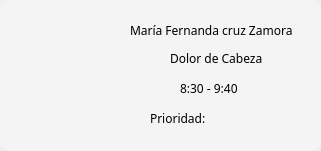
Before: the Qt Designer form hospital-Core/Widgets/Medico/medico_tarjeta_citarechazada.ui in MrDanielG/Hospital-SCRUM, drawn with Qt 5.
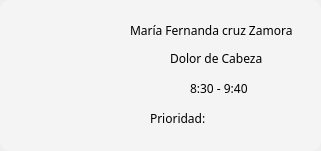
After: the same form once the commit is applied. Icons and pictures are not drawn.

```diff
--- a/hospital-Core/Widgets/Medico/medico_tarjeta_citarechazada.ui
+++ b/hospital-Core/Widgets/Medico/medico_tarjeta_citarechazada.ui
@@ -70,7 +70,7 @@
   <widget class="QLabel" name="lbl_horario_solicitudes">
    <property name="geometry">
     <rect>
-     <x>180</x>
+     <x>190</x>
      <y>80</y>
      <width>61</width>
      <height>16</height>
@@ -81,6 +81,10 @@
      <family>Montserrat</family>
     </font>
    </property>
+   <property name="styleSheet">
+    <string notr="true">background-color: #F4F4F4;
+</string>
+   </property>
    <property name="text">
     <string>8:30 - 9:40</string>
    </property>
```
Left out of the diff: 15 changed lines with no effect on the pictures.
